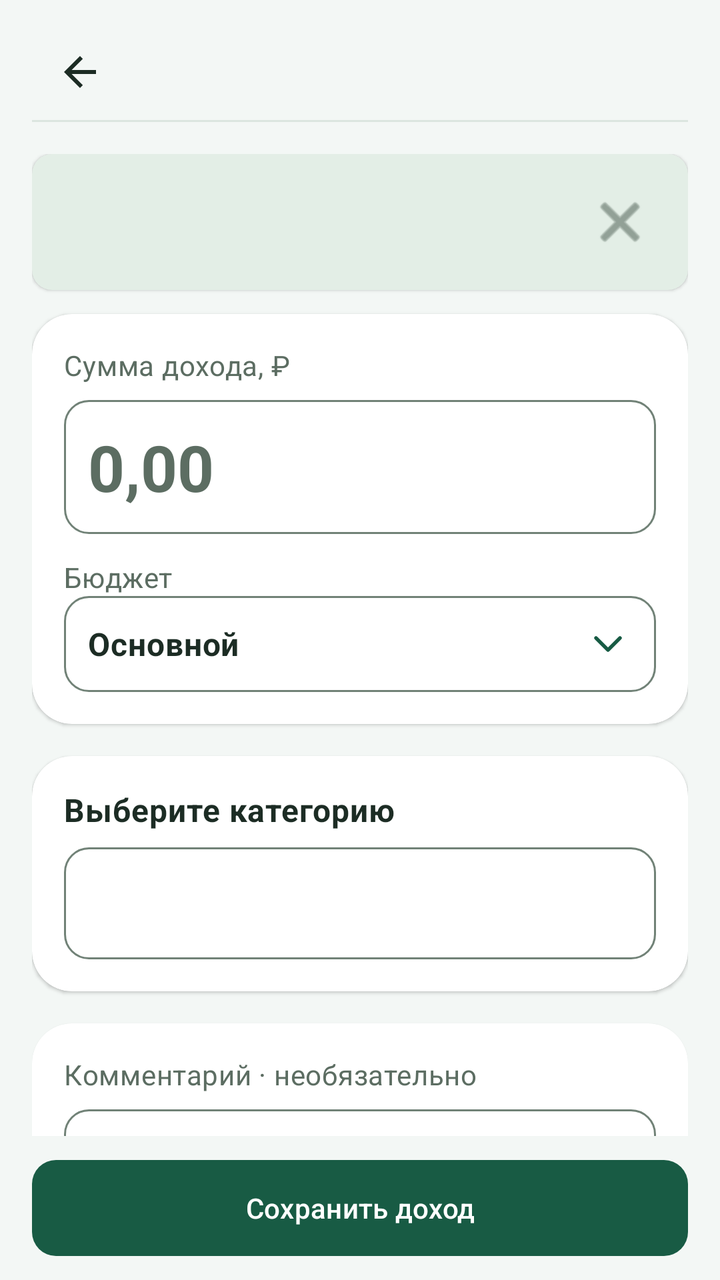
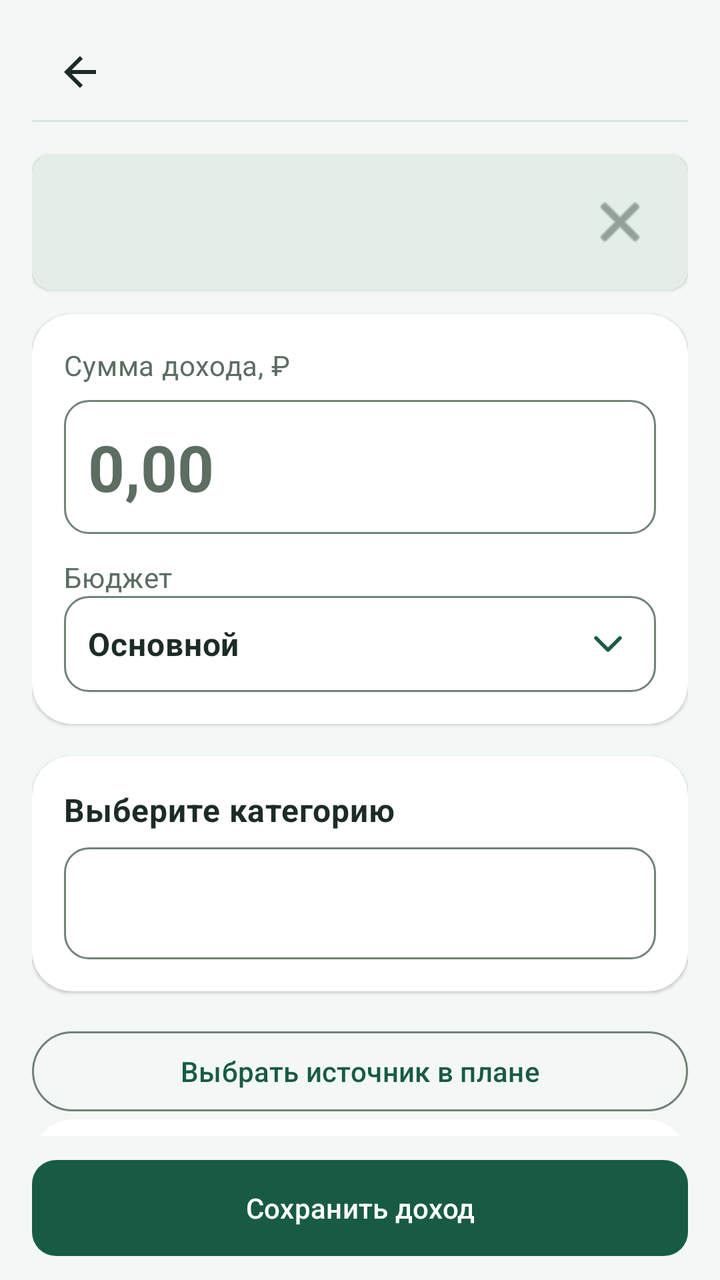

Compare the two renders of this Android layout. The source of the first and the diff that turns it into the second are given below.
<!-- AndroidManifest.xml: application theme Theme.MyBudget -->
<!-- res/layout/activity_income.xml -->
<?xml version="1.0" encoding="utf-8"?>
<LinearLayout
    xmlns:android="http://schemas.android.com/apk/res/android"
    xmlns:app="http://schemas.android.com/apk/res-auto"
    android:id="@+id/incomeRoot"
    android:layout_width="match_parent"
    android:layout_height="match_parent"
    android:orientation="vertical"
    android:background="@color/background_light"
    android:fitsSystemWindows="true"
    android:paddingHorizontal="@dimen/space_16"
    android:paddingTop="@dimen/space_12"
    android:paddingBottom="@dimen/space_8">
    <include
        layout="@layout/include_screen_header"
        android:layout_width="match_parent"
        android:layout_height="wrap_content" />
    <androidx.core.widget.NestedScrollView
        android:id="@+id/incomeScroll"
        android:layout_width="match_parent"
        android:layout_height="0dp"
        android:layout_weight="1"
        android:fillViewport="true"
        android:clipToPadding="false">
        <LinearLayout
            android:layout_width="match_parent"
            android:layout_height="wrap_content"
            android:orientation="vertical"
            android:paddingTop="@dimen/space_8"
            android:paddingBottom="@dimen/space_16">
            <include
                android:id="@+id/incomeHint"
                layout="@layout/include_dismissible_hint"
                android:layout_width="match_parent"
                android:layout_height="wrap_content"
                android:layout_marginBottom="@dimen/space_12" />
            <androidx.cardview.widget.CardView
                style="@style/Card.MyBudget.Surface"
                android:layout_width="match_parent"
                android:layout_height="wrap_content"
                android:layout_marginBottom="@dimen/space_16">
                <LinearLayout
                    android:layout_width="match_parent"
                    android:layout_height="wrap_content"
                    android:orientation="vertical"
                    android:padding="@dimen/space_16">
                    <TextView
                        style="@style/Text.MyBudget.Subtitle"
                        android:layout_width="match_parent"
                        android:layout_height="wrap_content"
                        android:text="@string/operation_income_amount"
                        android:labelFor="@id/incomeAmount" />
                    <EditText
                        android:id="@+id/incomeAmount"
                        style="@style/Widget.MyBudget.OperationAmount"
                        android:layout_width="match_parent"
                        android:layout_height="wrap_content"
                        android:layout_marginTop="@dimen/space_8"
                        android:hint="@string/operation_amount_hint"
                        android:inputType="numberDecimal"
                        android:singleLine="true"
                        android:imeOptions="actionNext" />
                    <TextView
                        style="@style/Text.MyBudget.Subtitle"
                        android:layout_width="match_parent"
                        android:layout_height="wrap_content"
                        android:text="@string/transaction_budget_label"
                        android:layout_marginTop="@dimen/space_12" />
                    <LinearLayout
                        android:id="@+id/transactionBudgetPicker"
                        android:layout_width="match_parent"
                        android:layout_height="wrap_content"
                        android:minHeight="@dimen/touch_min_size"
                        android:orientation="horizontal"
                        android:gravity="center_vertical"
                        android:padding="@dimen/space_12"
                        android:background="@drawable/operation_input_bg"
                        android:clickable="true"
                        android:focusable="true">
                        <TextView
                            android:id="@+id/transactionBudgetNameText"
                            style="@style/Text.MyBudget.Section"
                            android:layout_width="0dp"
                            android:layout_height="wrap_content"
                            android:layout_weight="1"
                            android:text="@string/budget_profiles_default_name" />
                        <ImageView
                            android:layout_width="24dp"
                            android:layout_height="24dp"
                            android:src="@drawable/ic_budget_expand"
                            android:importantForAccessibility="no"
                            app:tint="@color/md_theme_primary" />
                    </LinearLayout>
                </LinearLayout>
            </androidx.cardview.widget.CardView>
            <androidx.cardview.widget.CardView
                style="@style/Card.MyBudget.Surface"
                android:layout_width="match_parent"
                android:layout_height="wrap_content"
                android:layout_marginBottom="@dimen/space_16">
                <LinearLayout
                    android:layout_width="match_parent"
                    android:layout_height="wrap_content"
                    android:orientation="vertical"
                    android:padding="@dimen/space_16">
                    <TextView
                        style="@style/Text.MyBudget.Section"
                        android:layout_width="match_parent"
                        android:layout_height="wrap_content"
                        android:text="@string/income_category_label"
                        android:layout_marginBottom="@dimen/space_8"
                        android:labelFor="@id/incomeCategory" />
                    <Spinner
                        android:id="@+id/incomeCategory"
                        android:layout_width="match_parent"
                        android:layout_height="wrap_content"
                        android:minHeight="56dp"
                        android:background="@drawable/operation_input_bg"
                        android:padding="@dimen/space_4" />
                    <TextView
                        android:id="@+id/selectedBalanceText"
                        style="@style/Text.MyBudget.Subtitle"
                        android:layout_width="match_parent"
                        android:layout_height="wrap_content"
                        android:layout_marginTop="@dimen/space_8"
                        android:visibility="gone" />
                </LinearLayout>
            </androidx.cardview.widget.CardView>
            <LinearLayout
                android:id="@+id/incomePlanSuggestions"
                android:orientation="vertical"
                android:layout_width="match_parent"
                android:layout_height="wrap_content"
                android:layout_marginBottom="@dimen/space_16"
                android:visibility="gone">
                <TextView
                    style="@style/Text.MyBudget.Subtitle"
                    android:layout_width="match_parent"
                    android:layout_height="wrap_content"
                    android:text="@string/income_plan_suggestion_title" />
                <HorizontalScrollView
                    android:layout_width="match_parent"
                    android:layout_height="wrap_content"
                    android:scrollbars="none">
                    <LinearLayout
                        android:id="@+id/incomePlanSuggestionChips"
                        android:orientation="horizontal"
                        android:layout_width="wrap_content"
                        android:layout_height="wrap_content"
                        android:paddingTop="@dimen/space_8" />
                </HorizontalScrollView>
            </LinearLayout>
            <TextView
                android:id="@+id/incomePlanBinding"
                style="@style/Text.MyBudget.Subtitle"
                android:layout_width="match_parent"
                android:layout_height="wrap_content"
                android:padding="@dimen/space_12"
                android:background="@drawable/operation_input_bg"
                android:visibility="gone" />
            <com.google.android.material.button.MaterialButton
                android:id="@+id/incomePlanUnbind"
                style="@style/Widget.Material3.Button.TextButton"
                android:layout_width="match_parent"
                android:layout_height="wrap_content"
                android:minHeight="@dimen/touch_min_size"
                android:text="@string/income_plan_unbind"
                android:visibility="gone" />
            <androidx.cardview.widget.CardView
                style="@style/Card.MyBudget.Surface"
                android:layout_width="match_parent"
                android:layout_height="wrap_content"
                android:layout_marginBottom="@dimen/space_16">
                <LinearLayout
                    android:layout_width="match_parent"
                    android:layout_height="wrap_content"
                    android:orientation="vertical"
                    android:padding="@dimen/space_16">
                    <TextView
                        style="@style/Text.MyBudget.Subtitle"
                        android:layout_width="match_parent"
                        android:layout_height="wrap_content"
                        android:text="@string/operation_comment_optional"
                        android:layout_marginBottom="@dimen/space_8"
                        android:labelFor="@id/incomeDescription" />
                    <EditText
                        android:id="@+id/incomeDescription"
                        style="@style/Widget.MyBudget.OperationInput"
                        android:layout_width="match_parent"
                        android:layout_height="wrap_content"
                        android:hint="@string/operation_comment_hint"
                        android:inputType="textCapSentences|textMultiLine"
                        android:minLines="2"
                        android:maxLines="4" />
                </LinearLayout>
            </androidx.cardview.widget.CardView>
            <com.google.android.material.button.MaterialButton
                android:id="@+id/coverOverspendIncomeButton"
                style="@style/Widget.MyBudget.Button.Outlined"
                android:layout_width="match_parent"
                android:layout_height="wrap_content"
                android:minHeight="56dp"
                android:layout_marginBottom="@dimen/space_8"
                android:text="@string/income_cover_overspend" />
            <com.google.android.material.button.MaterialButton
                android:id="@+id/distributeIncomeButton"
                style="@style/Widget.Material3.Button.OutlinedButton"
                android:layout_width="match_parent"
                android:layout_height="wrap_content"
                android:minHeight="56dp"
                android:text="@string/operation_distribute_income" />
        </LinearLayout>
    </androidx.core.widget.NestedScrollView>
    <LinearLayout
        android:layout_width="match_parent"
        android:layout_height="wrap_content"
        android:orientation="vertical"
        android:paddingTop="@dimen/space_8">
        <com.google.android.material.button.MaterialButton
            android:id="@+id/saveIncomeButton"
            style="@style/Widget.MyBudget.Button"
            android:layout_width="match_parent"
            android:layout_height="wrap_content"
            android:minHeight="56dp"
            android:text="@string/operation_save_income" />
    </LinearLayout>
</LinearLayout>
<!-- res/layout/include_screen_header.xml (included above) -->
<?xml version="1.0" encoding="utf-8"?>
<LinearLayout xmlns:android="http://schemas.android.com/apk/res/android"
    android:layout_width="match_parent"
    android:layout_height="wrap_content"
    android:orientation="vertical">

    <include layout="@layout/include_compact_toolbar" />

    <View
        android:layout_width="match_parent"
        android:layout_height="1dp"
        android:layout_marginBottom="@dimen/space_8"
        android:background="@color/border_light" />
</LinearLayout>
<!-- res/layout/include_dismissible_hint.xml (included above) -->
<?xml version="1.0" encoding="utf-8"?>
<androidx.cardview.widget.CardView xmlns:android="http://schemas.android.com/apk/res/android" xmlns:app="http://schemas.android.com/apk/res-auto"
    android:id="@+id/screenHintCard"
    android:layout_width="match_parent"
    android:layout_height="wrap_content"
    android:layout_marginBottom="@dimen/space_8"
    app:cardBackgroundColor="@color/primary_green_light"
    style="@style/Card.MyBudget.Surface.Small">
    <LinearLayout
        android:orientation="vertical"
        android:padding="@dimen/space_10"
        android:layout_width="match_parent"
        android:layout_height="wrap_content">
        <LinearLayout
            android:gravity="center_vertical"
            android:orientation="horizontal"
            android:layout_width="match_parent"
            android:layout_height="wrap_content">
            <TextView
                android:textColor="@color/text_primary"
                android:id="@+id/screenHintText"
                android:layout_width="0dp"
                android:layout_height="wrap_content"
                android:layout_weight="1"
                android:lineSpacingExtra="@dimen/space_2"
                style="@style/Text.MyBudget.Subtitle"/>
            <ImageButton
                android:id="@+id/screenHintDismiss"
                android:background="?attr/selectableItemBackgroundBorderless"
                android:padding="@dimen/space_8"
                android:layout_width="@dimen/touch_min_size"
                android:layout_height="@dimen/touch_min_size"
                android:src="@android:drawable/ic_menu_close_clear_cancel"
                android:contentDescription="@string/hint_dismiss"
                app:tint="@color/text_secondary"/>
        </LinearLayout>
        <TextView
            android:textColor="@color/budget_blue"
            android:id="@+id/screenHintHelp"
            android:background="?attr/selectableItemBackground"
            android:paddingTop="@dimen/space_2"
            android:paddingBottom="@dimen/space_2"
            android:focusable="true"
            android:visibility="gone"
            android:clickable="true"
            android:layout_width="wrap_content"
            android:layout_height="wrap_content"
            android:layout_marginTop="@dimen/space_4"
            android:text="@string/hint_open_help"
            android:paddingVertical="@dimen/space_2"
            style="@style/Text.MyBudget.Subtitle"/>
    </LinearLayout>
</androidx.cardview.widget.CardView>
<!-- res/layout/include_compact_toolbar.xml (included above) -->
<?xml version="1.0" encoding="utf-8"?>
<LinearLayout xmlns:android="http://schemas.android.com/apk/res/android" xmlns:app="http://schemas.android.com/apk/res-auto"
    android:gravity="center_vertical"
    android:orientation="horizontal"
    android:id="@+id/screenHeaderRoot"
    android:layout_width="match_parent"
    android:layout_height="wrap_content"
    android:minHeight="@dimen/touch_min_size">
    <ImageButton
        android:id="@+id/screenHeaderBack"
        android:background="?attr/selectableItemBackgroundBorderless"
        android:padding="@dimen/space_8"
        android:layout_width="@dimen/touch_min_size"
        android:layout_height="@dimen/touch_min_size"
        android:src="@drawable/ic_arrow_back"
        android:scaleType="centerInside"
        android:contentDescription="@string/nav_back"
        app:tint="@color/text_primary"/>
    <TextView
        android:textSize="18sp"
        android:id="@+id/screenHeaderEmoji"
        android:visibility="gone"
        android:layout_width="wrap_content"
        android:layout_height="wrap_content"
        android:layout_marginStart="@dimen/space_2"/>
    <TextView
        android:textSize="20sp"
        android:ellipsize="end"
        android:id="@+id/screenHeaderTitle"
        android:layout_width="0dp"
        android:layout_height="wrap_content"
        android:maxLines="2"
        android:layout_weight="1"
        android:layout_marginStart="@dimen/space_4"
        style="@style/Text.MyBudget.Title"/>
    <ImageButton
        android:id="@+id/screenHeaderAction"
        android:background="?attr/selectableItemBackgroundBorderless"
        android:padding="@dimen/space_8"
        android:visibility="gone"
        android:layout_width="@dimen/touch_min_size"
        android:layout_height="@dimen/touch_min_size"
        android:src="@android:drawable/ic_menu_more"
        android:contentDescription="@string/transactions_more_menu"
        app:tint="@color/text_secondary"/>
    <ImageButton
        android:id="@+id/screenHeaderActionSecondary"
        android:background="?attr/selectableItemBackgroundBorderless"
        android:padding="@dimen/space_8"
        android:visibility="gone"
        android:layout_width="@dimen/touch_min_size"
        android:layout_height="@dimen/touch_min_size"
        android:src="@android:drawable/ic_menu_search"
        android:contentDescription="@string/transactions_search_submit"
        app:tint="@color/md_theme_primary"/>
</LinearLayout>
<!-- resources referenced by this layout -->
<resources>
  <color name="background_light">#F3F7F5</color>
  <color name="border_light">#DBE5DF</color>
  <color name="budget_blue">#2196f3</color>
  <color name="md_theme_primary">#185B44</color>
  <color name="primary_green_light">#E3EEE6</color>
  <color name="text_primary">#1C2C24</color>
  <color name="text_secondary">#5C6D62</color>
  <dimen name="space_10">10dp</dimen>
  <dimen name="space_12">12dp</dimen>
  <dimen name="space_16">16dp</dimen>
  <dimen name="space_2">2dp</dimen>
  <dimen name="space_4">4dp</dimen>
  <dimen name="space_8">8dp</dimen>
  <dimen name="touch_min_size">48dp</dimen>
  <string name="budget_profiles_default_name">Основной</string>
  <string name="hint_dismiss">Скрыть подсказку</string>
  <string name="hint_open_help">Подробная инструкция →</string>
  <string name="income_category_label">Выберите категорию</string>
  <string name="income_cover_overspend">Покрыть перерасход</string>
  <string name="income_plan_suggestion_title">По плану на эти дни — нажмите, чтобы подставить сумму</string>
  <string name="income_plan_unbind">Обычный доход без связи с планом</string>
  <string name="nav_back">Назад</string>
  <string name="operation_amount_hint">0,00</string>
  <string name="operation_comment_hint">На что потратили или откуда поступили деньги</string>
  <string name="operation_comment_optional">Комментарий · необязательно</string>
  <string name="operation_distribute_income">Распределить доход по статьям</string>
  <string name="operation_income_amount">Сумма дохода, ₽</string>
  <string name="operation_save_income">Сохранить доход</string>
  <string name="transaction_budget_label">Бюджет</string>
  <string name="transactions_more_menu">Дополнительно</string>
  <string name="transactions_search_submit">Искать</string>
  <style name="Card.MyBudget.Surface.Small" parent="@style/Card.MyBudget.Surface">
      <item name="cardCornerRadius">@dimen/radius_10</item>
    </style>
  <style name="Text.MyBudget.Section" parent="@style/Text.MyBudget">
      <item name="android:textSize">16sp</item>
      <item name="android:textStyle">bold</item>
      <item name="android:textColor">@color/text_primary</item>
    </style>
  <style name="Text.MyBudget.Subtitle" parent="@style/Text.MyBudget">
      <item name="android:textSize">14sp</item>
      <item name="android:textColor">@color/text_secondary</item>
    </style>
  <style name="Text.MyBudget.Title" parent="@style/Text.MyBudget">
      <item name="android:textSize">18sp</item>
      <item name="android:textStyle">bold</item>
      <item name="android:textColor">@color/text_primary</item>
    </style>
  <style name="Theme.MyBudget" parent="@style/Base.Theme.MyBudget" />
  <color name="card_background">#FFFFFF</color>
  <dimen name="radius_12">12dp</dimen>
  <color name="md_theme_outline">#718277</color>
  <color name="card_background_white">#FFFFFF</color>
  <dimen name="radius_20">20dp</dimen>
  <dimen name="card_elevation_low">1dp</dimen>
  <dimen name="radius_10">10dp</dimen>
  <style name="Text.MyBudget" parent="@style/TextAppearance.Material3.BodyMedium" />
  <color name="md_theme_onPrimary">#FFFFFF</color>
  <color name="md_theme_onSurface">#1C2C24</color>
  <color name="md_theme_surface">#FFFFFF</color>
  <color name="md_theme_surfaceVariant">#E3EEE6</color>
  <color name="md_theme_onSurfaceVariant">#405649</color>
  <color name="md_theme_error">#B83A35</color>
  <color name="md_theme_onError">#FFFFFF</color>
  <!-- unchanged entries left out for length: 9 -->
</resources>

<!-- the commit's change to res/layout/activity_income.xml (unified diff, before → after) -->
@@ -150,6 +150,14 @@
                         android:paddingTop="@dimen/space_8" />
                 </HorizontalScrollView>
             </LinearLayout>
+            <com.google.android.material.button.MaterialButton
+                android:id="@+id/incomePlanSourcePicker"
+                android:layout_width="match_parent"
+                android:layout_height="wrap_content"
+                android:minHeight="@dimen/touch_min_size"
+                android:text="@string/income_source_choose"
+                style="@style/Widget.Material3.Button.OutlinedButton" />
+<include layout="@layout/include_income_receipt_status" />
             <TextView
                 android:id="@+id/incomePlanBinding"
                 style="@style/Text.MyBudget.Subtitle"
@@ -294,6 +302,12 @@
             style="@style/Text.MyBudget.Subtitle"/>
     </LinearLayout>
 </androidx.cardview.widget.CardView>
+<!-- res/layout/include_income_receipt_status.xml (included above) -->
+<RadioGroup xmlns:android="http://schemas.android.com/apk/res/android" android:id="@+id/incomeReceiptStatus" android:layout_width="match_parent" android:layout_height="wrap_content" android:orientation="vertical" android:checkedButton="@id/incomeReceiptFinal" android:visibility="gone">
+<RadioButton android:id="@+id/incomeReceiptFinal" android:layout_width="match_parent" android:layout_height="wrap_content" android:minHeight="48dp" android:text="@string/income_receipt_final" />
+<RadioButton android:id="@+id/incomeReceiptPartial" android:layout_width="match_parent" android:layout_height="wrap_content" android:minHeight="48dp" android:text="@string/income_receipt_partial" />
+<TextView android:layout_width="match_parent" android:layout_height="wrap_content" style="@style/Text.MyBudget.Subtitle" android:text="@string/income_receipt_status_hint" android:paddingBottom="12dp" />
+</RadioGroup>
 <!-- res/layout/include_compact_toolbar.xml (included above) -->
 <?xml version="1.0" encoding="utf-8"?>
 <LinearLayout xmlns:android="http://schemas.android.com/apk/res/android" xmlns:app="http://schemas.android.com/apk/res-auto"
<!-- resource entries referenced after the edit -->
@@ -21,6 +21,10 @@
   <string name="income_cover_overspend">Покрыть перерасход</string>
   <string name="income_plan_suggestion_title">По плану на эти дни — нажмите, чтобы подставить сумму</string>
   <string name="income_plan_unbind">Обычный доход без связи с планом</string>
+  <string name="income_receipt_final">Получено окончательно</string>
+  <string name="income_receipt_partial">Это часть поступления</string>
+  <string name="income_receipt_status_hint">При окончательном поступлении разница с планом больше не ожидается. План сохраняется для сравнения с фактом.</string>
+  <string name="income_source_choose">Выбрать источник в плане</string>
   <string name="nav_back">Назад</string>
   <string name="operation_amount_hint">0,00</string>
   <string name="operation_comment_hint">На что потратили или откуда поступили деньги</string>
